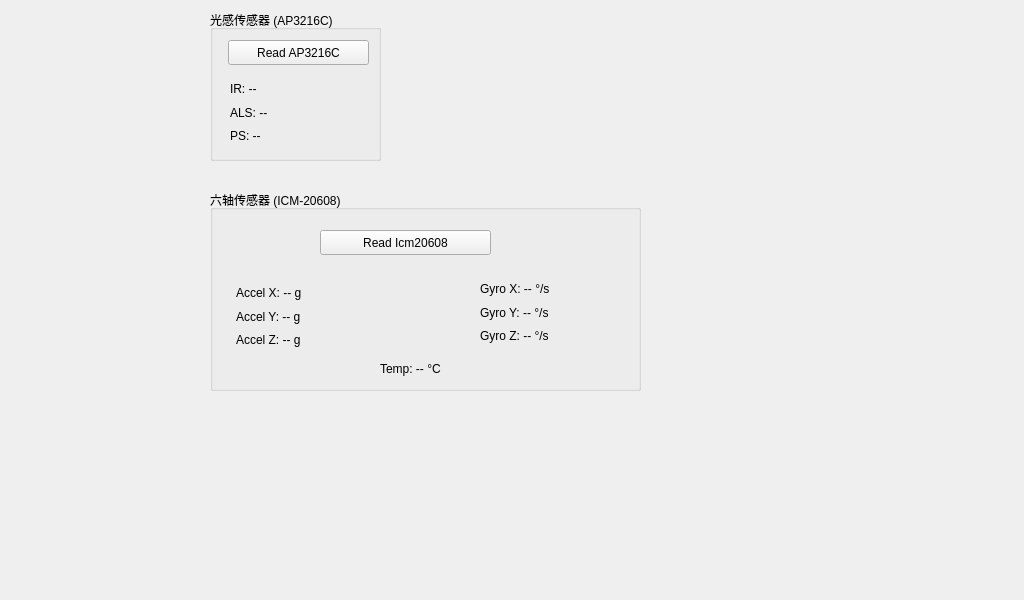
Above: apps/qt_app/LSZ_Terminal/pages/sensorpage.ui from caiji-beep/device_manager before the change. Below: the same form after it.
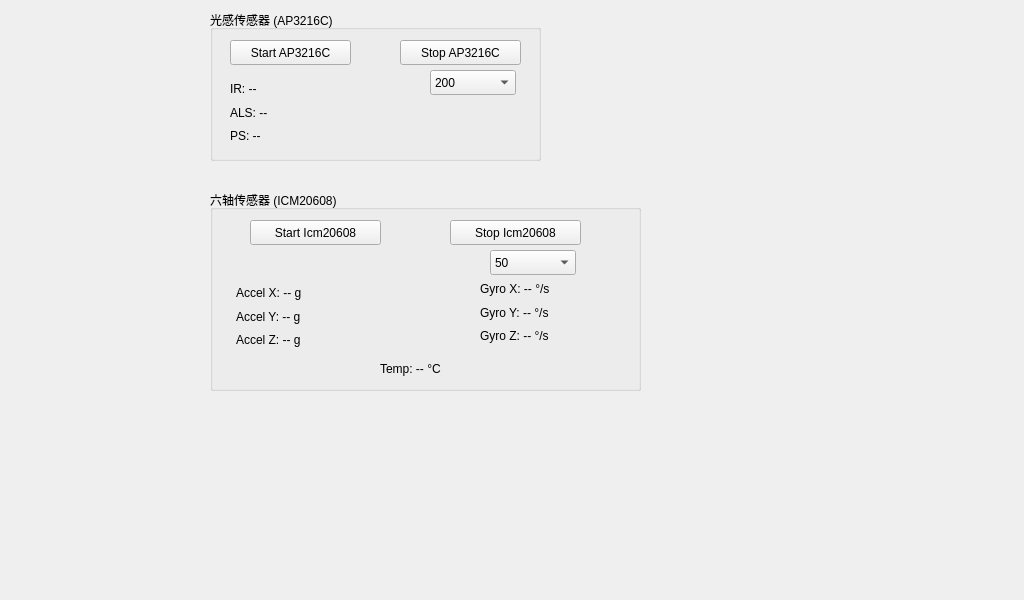
That is the form after the change.

Commit message: 多线程读取传感器数据

What changed in the file:
```diff
--- a/apps/qt_app/LSZ_Terminal/pages/sensorpage.ui
+++ b/apps/qt_app/LSZ_Terminal/pages/sensorpage.ui
@@ -30,26 +30,13 @@
     <rect>
      <x>210</x>
      <y>10</y>
-     <width>171</width>
+     <width>331</width>
      <height>151</height>
     </rect>
    </property>
    <property name="title">
     <string>光感传感器 (AP3216C)</string>
    </property>
-   <widget class="QPushButton" name="Ap3216cReadButton">
-    <property name="geometry">
-     <rect>
-      <x>18</x>
-      <y>30</y>
-      <width>141</width>
-      <height>25</height>
-     </rect>
-    </property>
-    <property name="text">
-     <string>Read AP3216C</string>
-    </property>
-   </widget>
    <widget class="QWidget" name="layoutWidget">
     <property name="geometry">
      <rect>
@@ -83,6 +70,57 @@
      </item>
     </layout>
    </widget>
+   <widget class="QPushButton" name="Ap3216cStartButton">
+    <property name="geometry">
+     <rect>
+      <x>20</x>
+      <y>30</y>
+      <width>121</width>
+      <height>25</height>
+     </rect>
+    </property>
+    <property name="text">
+     <string>Start AP3216C</string>
+    </property>
+   </widget>
+   <widget class="QPushButton" name="Ap3216cStopButton">
+    <property name="geometry">
+     <rect>
+      <x>190</x>
+      <y>30</y>
+      <width>121</width>
+      <height>25</height>
+     </rect>
+    </property>
+    <property name="text">
+     <string>Stop AP3216C</string>
+    </property>
+   </widget>
+   <widget class="QComboBox" name="Ap3216cIntervalBox">
+    <property name="geometry">
+     <rect>
+      <x>220</x>
+      <y>60</y>
+      <width>86</width>
+      <height>25</height>
+     </rect>
+    </property>
+    <item>
+     <property name="text">
+      <string>200</string>
+     </property>
+    </item>
+    <item>
+     <property name="text">
+      <string>500</string>
+     </property>
+    </item>
+    <item>
+     <property name="text">
+      <string>1000</string>
+     </property>
+    </item>
+   </widget>
   </widget>
   <widget class="QGroupBox" name="groupBox_4">
    <property name="geometry">
@@ -94,21 +132,8 @@
     </rect>
    </property>
    <property name="title">
-    <string>六轴传感器 (ICM-20608)</string>
+    <string>六轴传感器 (ICM20608)</string>
    </property>
-   <widget class="QPushButton" name="Icm20608ReadButton">
-    <property name="geometry">
-     <rect>
-      <x>110</x>
-      <y>40</y>
-      <width>171</width>
-      <height>25</height>
-     </rect>
-    </property>
-    <property name="text">
-     <string>Read Icm20608</string>
-    </property>
-   </widget>
    <widget class="QLabel" name="IcmTempLabel">
     <property name="geometry">
      <rect>
@@ -188,6 +213,57 @@
      </item>
     </layout>
    </widget>
+   <widget class="QPushButton" name="Icm20608StartButton">
+    <property name="geometry">
+     <rect>
+      <x>40</x>
+      <y>30</y>
+      <width>131</width>
+      <height>25</height>
+     </rect>
+    </property>
+    <property name="text">
+     <string>Start Icm20608</string>
+    </property>
+   </widget>
+   <widget class="QPushButton" name="Icm20608StopButton">
+    <property name="geometry">
+     <rect>
+      <x>240</x>
+      <y>30</y>
+      <width>131</width>
+      <height>25</height>
+     </rect>
+    </property>
+    <property name="text">
+     <string>Stop Icm20608</string>
+    </property>
+   </widget>
+   <widget class="QComboBox" name="Icm20608IntervalBox">
+    <property name="geometry">
+     <rect>
+      <x>280</x>
+      <y>60</y>
+      <width>86</width>
+      <height>25</height>
+     </rect>
+    </property>
+    <item>
+     <property name="text">
+      <string>50</string>
+     </property>
+    </item>
+    <item>
+     <property name="text">
+      <string>100</string>
+     </property>
+    </item>
+    <item>
+     <property name="text">
+      <string>200</string>
+     </property>
+    </item>
+   </widget>
   </widget>
  </widget>
  <resources/>
```
The commit also changes 11 other files.
